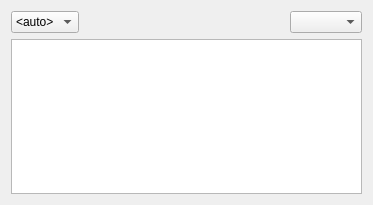
Before: the Qt Designer form mainwindow.ui in yasirtug/ni-translate, drawn with Qt 5.
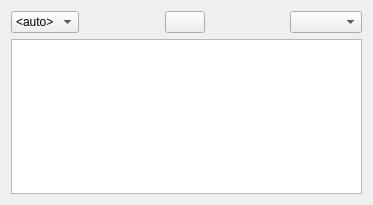
After: the same form once the commit is applied. Icons and pictures are not drawn.

Commit message: swap button added

What changed in the file:
```diff
--- a/mainwindow.ui
+++ b/mainwindow.ui
@@ -32,6 +32,30 @@
         </item>
        </widget>
       </item>
+      <item>
+       <spacer name="horizontalSpacer_2">
+        <property name="orientation">
+         <enum>Qt::Horizontal</enum>
+        </property>
+        <property name="sizeHint" stdset="0">
+         <size>
+          <width>40</width>
+          <height>20</height>
+         </size>
+        </property>
+       </spacer>
+      </item>
+      <item>
+       <widget class="QPushButton" name="swapButton">
+        <property name="text">
+         <string/>
+        </property>
+        <property name="icon">
+         <iconset>
+          <normaloff>../arrows.png</normaloff>../arrows.png</iconset>
+        </property>
+       </widget>
+      </item>
       <item>
        <spacer name="horizontalSpacer">
         <property name="orientation">
```
The commit also changes 2 other files.
